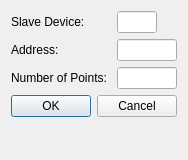
Above: omodscan/dialogs/dialogsetuppresetdata.ui from sanny32/OpenModScan before the change. Below: the same form after it.
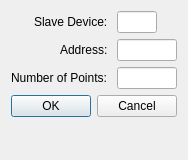
That is the form after the change. Custom widgets are drawn as their Qt base class.

Commit message: Correct ui label alignment

The edit to the form file:
```diff
--- a/omodscan/dialogs/dialogsetuppresetdata.ui
+++ b/omodscan/dialogs/dialogsetuppresetdata.ui
@@ -6,7 +6,7 @@
    <rect>
     <x>0</x>
     <y>0</y>
-    <width>184</width>
+    <width>187</width>
     <height>160</height>
    </rect>
   </property>
@@ -14,6 +14,9 @@
    <string/>
   </property>
   <layout class="QFormLayout" name="formLayout">
+   <property name="labelAlignment">
+    <set>Qt::AlignRight|Qt::AlignTrailing|Qt::AlignVCenter</set>
+   </property>
    <item row="0" column="0">
     <widget class="QLabel" name="labelSlaveDevice">
      <property name="text">
```
The commit also changes 2 other files.
